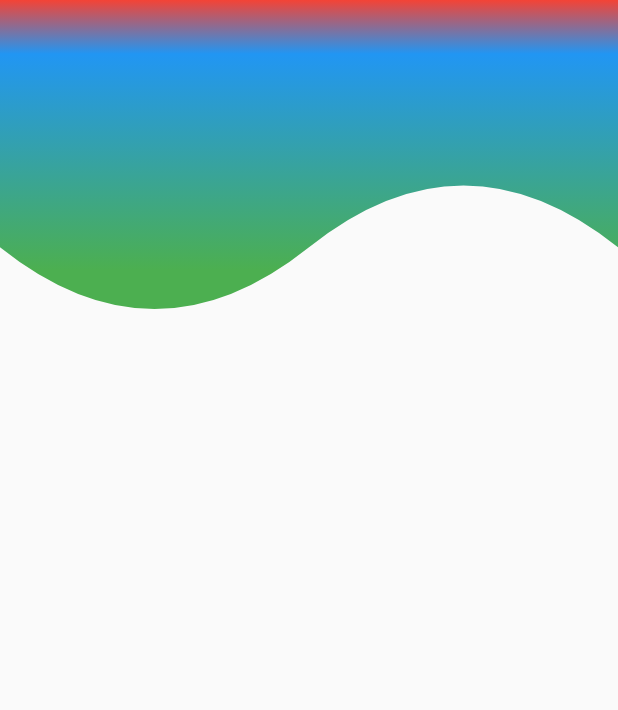
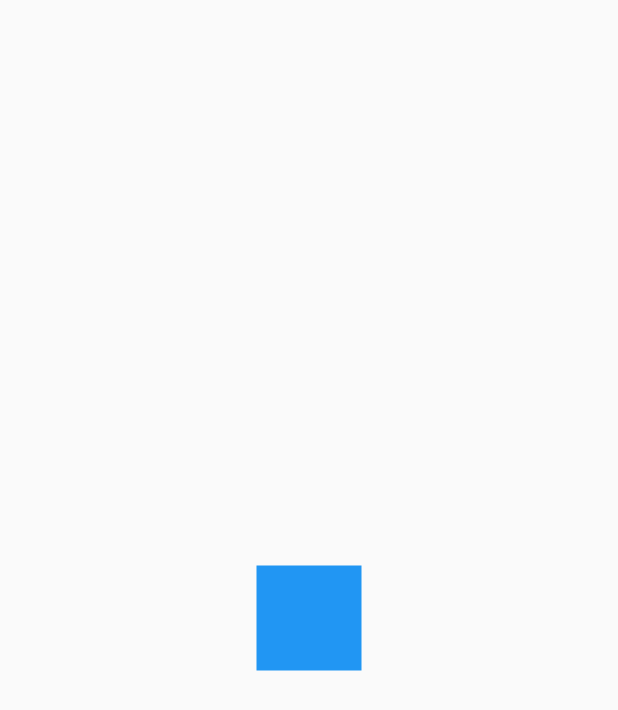
Before and after one commit to Scrackc/custom-painter, a Flutter app: the screen it shows after launch, on a phone screen of 412 x 824 dp. Shown: the top 710 px of the screen. Run offline on Flutter 3.47's test engine with Material 2 defaults, Android fonts, the phone set to English and light mode, and no system bars.

Commit message:
Animaciones personalizadas container(cuadrado)

```diff
--- a/lib/main.dart
+++ b/lib/main.dart
@@ -1,5 +1,7 @@
 import 'package:flutter/material.dart';
-import 'package:ui_app/screens/headers_screen.dart';
+import 'package:ui_app/retos/cuadrado_animado_screen.dart';
+// import 'package:ui_app/screens/animaciones_screen.dart';
+// import 'package:ui_app/screens/headers_screen.dart';
 
 void main() => runApp(const MyApp());
 
@@ -14,7 +16,7 @@ class MyApp extends StatelessWidget {
       theme: ThemeData.light().copyWith(
         useMaterial3: true
       ),
-      home: const HeadersScreen(),
+      home: const CuadradoAnimadoScreen(),
     );
   }
 }
--- /dev/null
+++ b/lib/retos/cuadrado_animado_screen.dart
@@ -0,0 +1,104 @@
+import 'package:flutter/material.dart';
+
+class CuadradoAnimadoScreen extends StatelessWidget {
+  const CuadradoAnimadoScreen({Key? key}) : super(key: key);
+
+  @override
+  Widget build(BuildContext context) {
+    return const Scaffold(
+      body: Center(
+        child: _CuadradoAnimado(),
+      ),
+    );
+  }
+}
+
+class _CuadradoAnimado extends StatefulWidget {
+  const _CuadradoAnimado();
+
+  @override
+  State<_CuadradoAnimado> createState() => _CuadradoAnimadoState();
+}
+
+class _CuadradoAnimadoState extends State<_CuadradoAnimado>
+    with SingleTickerProviderStateMixin {
+  late AnimationController controller;
+  late Animation<double> movR;
+  late Animation<double> movT;
+  late Animation<double> movL;
+  late Animation<double> movB;
+
+  @override
+  void initState() {
+    controller = AnimationController(
+      vsync: this,
+      duration: const Duration(milliseconds: 4500),
+    );
+
+    movR = Tween(begin: 0.0, end: 100.0).animate(
+      CurvedAnimation(
+        parent: controller,
+        curve: const Interval(0, 0.25, curve: Curves.bounceOut),
+      ),
+    );
+    movT = Tween(begin: 0.0, end: 100.0).animate(
+      CurvedAnimation(
+        parent: controller,
+        curve: const Interval(0.25, 0.5, curve: Curves.bounceOut),
+      ),
+    );
+    movL = Tween(begin: 0.0, end: 100.0).animate(
+      CurvedAnimation(
+        parent: controller,
+        curve: const Interval(0.5, 0.75, curve: Curves.bounceOut),
+      ),
+    );
+    movB = Tween(begin: 0.0, end: 100.0).animate(
+      CurvedAnimation(
+        parent: controller,
+        curve: const Interval(0.75, 1.0, curve: Curves.bounceOut),
+      ),
+    );
+
+
+    controller.addListener(() {
+      if (controller.status == AnimationStatus.completed) {
+        controller.reset();
+      }
+    });
+
+    super.initState();
+  }
+
+  @override
+  void dispose() {
+    controller.dispose();
+    super.dispose();
+  }
+
+  @override
+  Widget build(BuildContext context) {
+    controller.forward();
+    return AnimatedBuilder(
+      animation: controller,
+      builder: (context, child) {
+        return Transform.translate(
+          offset: Offset(movR.value- movL.value, movB.value - movT.value),
+          child: child,
+        );
+      },
+      child: _Rectangulo(),
+    );
+  }
+}
+
+class _Rectangulo extends StatelessWidget {
+  @override
+  Widget build(BuildContext context) {
+    return Container(
+      width: 70,
+      height: 70,
+      decoration: const BoxDecoration(color: Colors.blue),
+    );
+  }
+}
```
Also changed, not shown: lib/screens/animaciones_screen.dart (added, +129 -0 lines), lib/widgets/headers.dart (+7 -7 lines).
